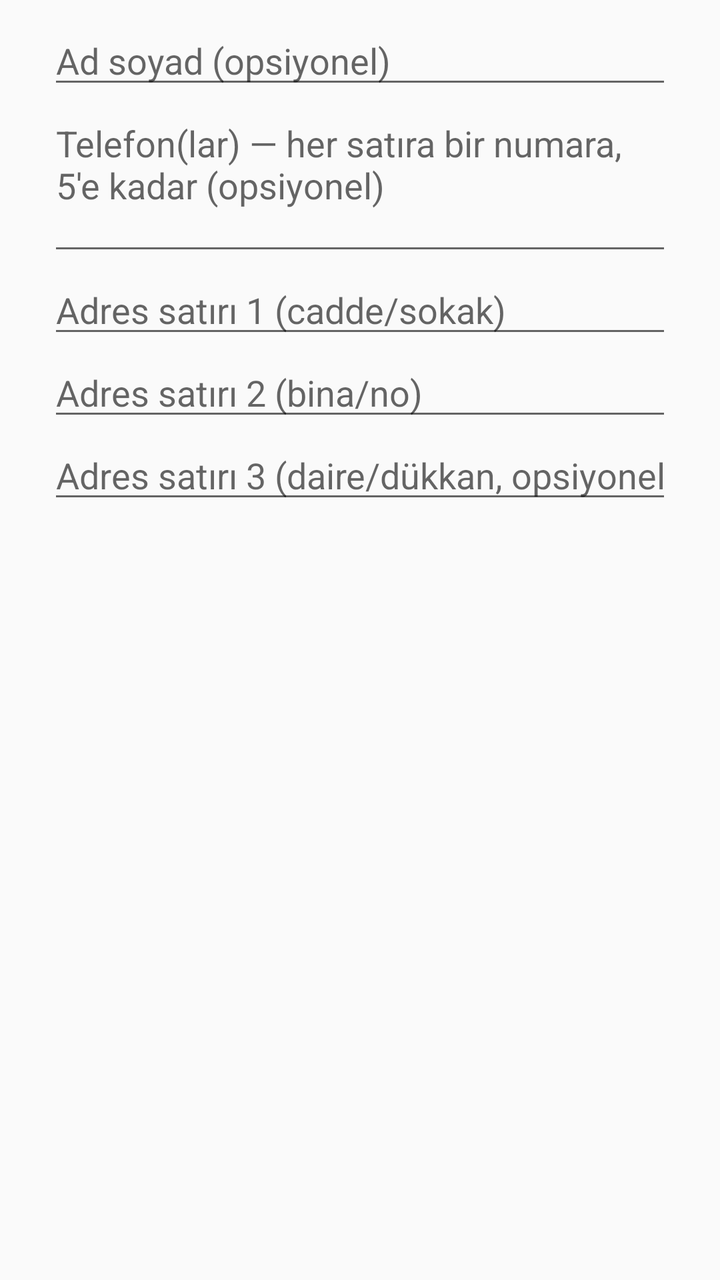
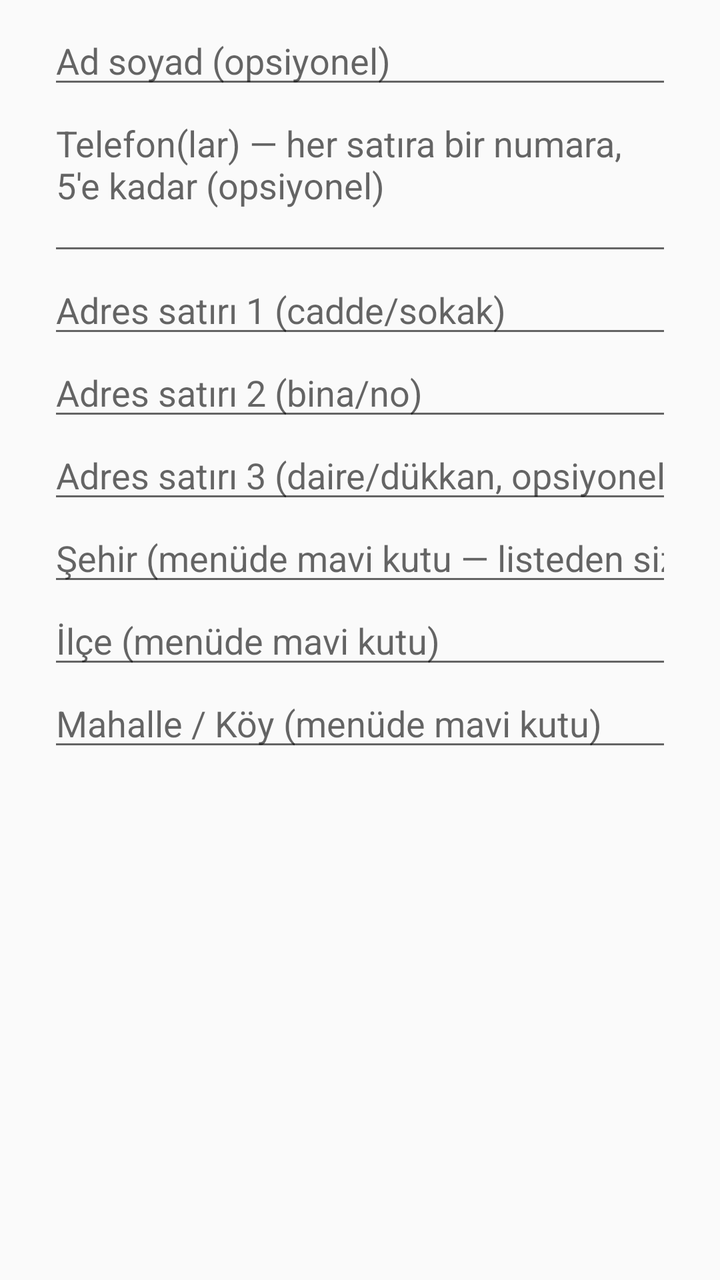

The first picture is an Android layout as it rendered before a commit; the second is the same layout after the commit. The layout source and the unified diff follow.
<!-- AndroidManifest.xml: application theme AppTheme -->
<!-- res/layout/dialog_add_address.xml -->
<?xml version="1.0" encoding="utf-8"?>
<ScrollView xmlns:android="http://schemas.android.com/apk/res/android"
    android:layout_width="match_parent"
    android:layout_height="wrap_content">

    <LinearLayout
        android:layout_width="match_parent"
        android:layout_height="wrap_content"
        android:orientation="vertical"
        android:paddingStart="24dp"
        android:paddingTop="8dp"
        android:paddingEnd="24dp">

        <EditText
            android:id="@+id/fullNameInput"
            android:layout_width="match_parent"
            android:layout_height="wrap_content"
            android:hint="@string/addr_full_name"
            android:importantForAutofill="no"
            android:inputType="textPersonName|textCapWords" />

        <EditText
            android:id="@+id/phoneInput"
            android:layout_width="match_parent"
            android:layout_height="wrap_content"
            android:gravity="top"
            android:hint="@string/addr_phone"
            android:importantForAutofill="no"
            android:inputType="textMultiLine"
            android:minLines="3" />

        <EditText
            android:id="@+id/line1Input"
            android:layout_width="match_parent"
            android:layout_height="wrap_content"
            android:hint="@string/addr_line1"
            android:importantForAutofill="no"
            android:inputType="textPostalAddress|textCapWords" />

        <EditText
            android:id="@+id/line2Input"
            android:layout_width="match_parent"
            android:layout_height="wrap_content"
            android:hint="@string/addr_line2"
            android:importantForAutofill="no"
            android:inputType="textPostalAddress|textCapWords" />

        <EditText
            android:id="@+id/line3Input"
            android:layout_width="match_parent"
            android:layout_height="wrap_content"
            android:hint="@string/addr_line3"
            android:importantForAutofill="no"
            android:inputType="textPostalAddress|textCapWords" />
    </LinearLayout>
</ScrollView>
<!-- resources referenced by this layout -->
<resources>
  <string name="addr_full_name">Ad soyad (opsiyonel)</string>
  <string name="addr_line1">Adres satırı 1 (cadde/sokak)</string>
  <string name="addr_line2">Adres satırı 2 (bina/no)</string>
  <string name="addr_line3">Adres satırı 3 (daire/dükkan, opsiyonel)</string>
  <string name="addr_phone">Telefon(lar) — her satıra bir numara, 5\'e kadar (opsiyonel)</string>
  <style name="AppTheme" parent="android:Theme.Material.Light.DarkActionBar">
          <item name="android:colorPrimary">@color/brand</item>
          <item name="android:colorPrimaryDark">@color/brand_dark</item>
          <item name="android:colorAccent">@color/brand</item>
      </style>
  <color name="brand">#FF1F6FEB</color>
  <color name="brand_dark">#FF0B4FB8</color>
</resources>

<!-- the commit's change to res/layout/dialog_add_address.xml (unified diff, before → after) -->
@@ -52,5 +52,29 @@
             android:hint="@string/addr_line3"
             android:importantForAutofill="no"
             android:inputType="textPostalAddress|textCapWords" />
+
+        <EditText
+            android:id="@+id/cityInput"
+            android:layout_width="match_parent"
+            android:layout_height="wrap_content"
+            android:hint="@string/addr_city"
+            android:importantForAutofill="no"
+            android:inputType="textCapWords" />
+
+        <EditText
+            android:id="@+id/districtInput"
+            android:layout_width="match_parent"
+            android:layout_height="wrap_content"
+            android:hint="@string/addr_district"
+            android:importantForAutofill="no"
+            android:inputType="textCapWords" />
+
+        <EditText
+            android:id="@+id/mahalleInput"
+            android:layout_width="match_parent"
+            android:layout_height="wrap_content"
+            android:hint="@string/addr_mahalle"
+            android:importantForAutofill="no"
+            android:inputType="textCapWords" />
     </LinearLayout>
 </ScrollView>
<!-- resource entries referenced after the edit -->
@@ -1,9 +1,12 @@
 <!-- resources referenced by this layout -->
 <resources>
+  <string name="addr_city">Şehir (menüde mavi kutu — listeden siz seçersiniz)</string>
+  <string name="addr_district">İlçe (menüde mavi kutu)</string>
   <string name="addr_full_name">Ad soyad (opsiyonel)</string>
   <string name="addr_line1">Adres satırı 1 (cadde/sokak)</string>
   <string name="addr_line2">Adres satırı 2 (bina/no)</string>
   <string name="addr_line3">Adres satırı 3 (daire/dükkan, opsiyonel)</string>
+  <string name="addr_mahalle">Mahalle / Köy (menüde mavi kutu)</string>
   <string name="addr_phone">Telefon(lar) — her satıra bir numara, 5\'e kadar (opsiyonel)</string>
   <style name="AppTheme" parent="android:Theme.Material.Light.DarkActionBar">
           <item name="android:colorPrimary">@color/brand</item>
